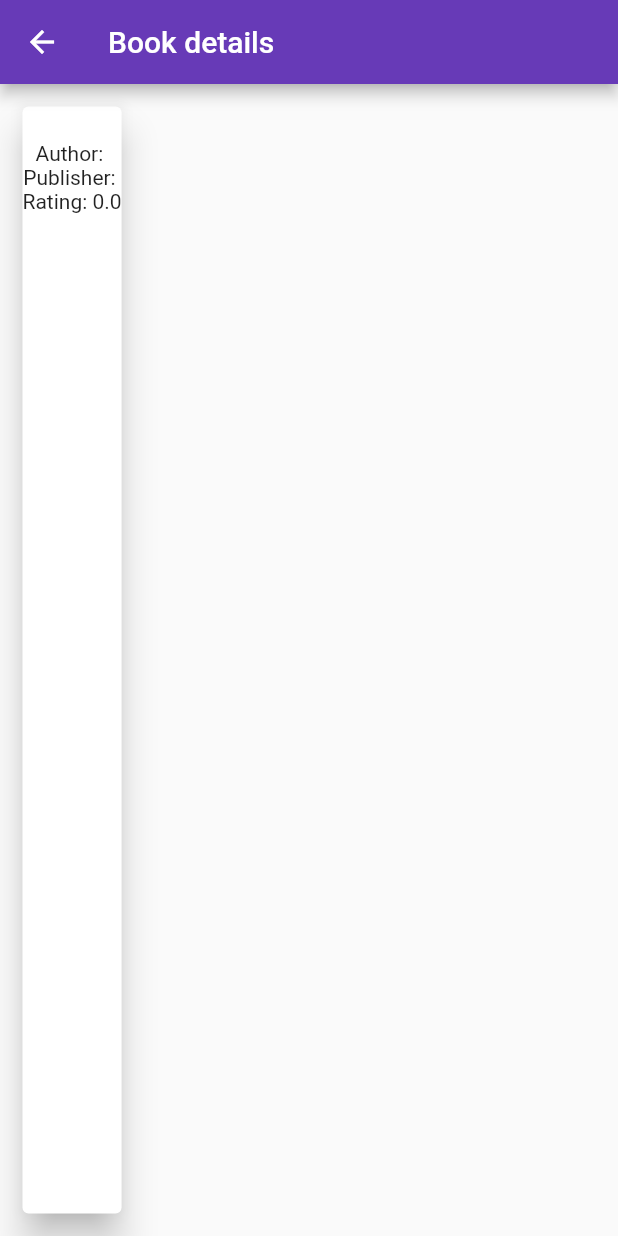
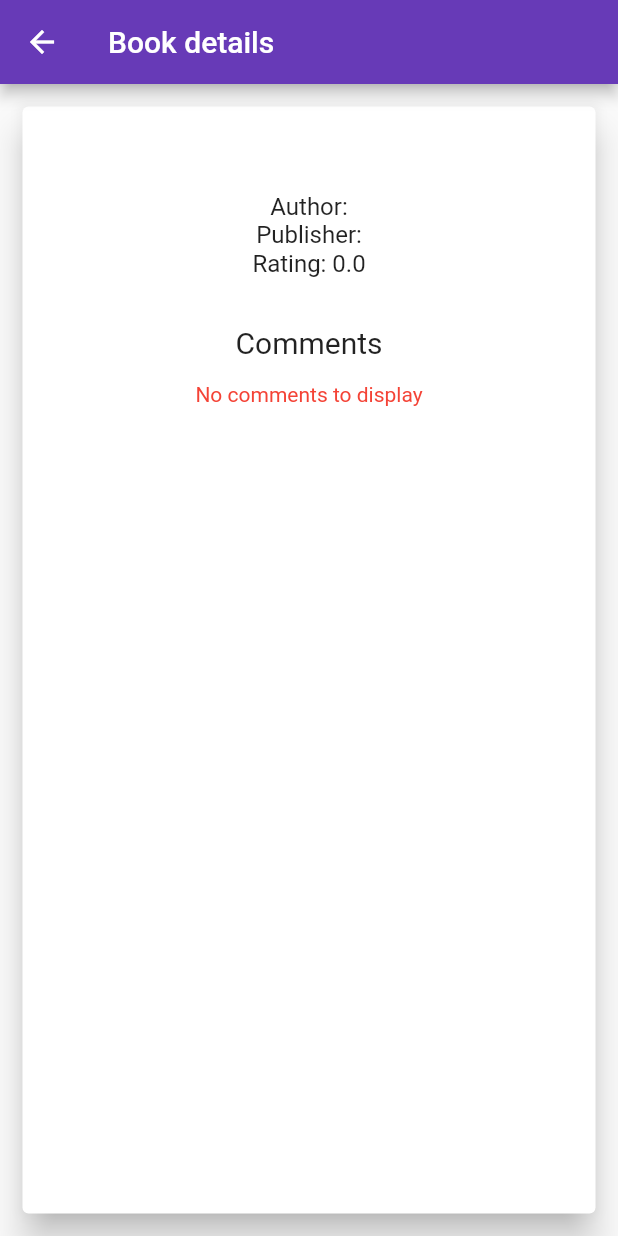
Before and after one commit to kaes1/epubmanager_flutter, a Flutter app: the BookDetailsScreen screen opened directly with empty values, on a phone screen of 412 x 824 dp. Run offline on Flutter 3.47's test engine with Material 2 defaults, Android fonts, the phone set to English and light mode, and no system bars; our stand-ins replace get_it, rxdart; missing offline and left inert: dart:ffi.

Commit message:
Modified book details screen, added buttons to add book to list and add comment.

```diff
--- a/lib/screens/BookDetailsScreen.dart
+++ b/lib/screens/BookDetailsScreen.dart
@@ -1,86 +1,232 @@
+import 'dart:developer';
+
+import 'package:epubmanager_flutter/ApiService.dart';
 import 'package:epubmanager_flutter/StateService.dart';
 import 'package:epubmanager_flutter/model/Book.dart';
+import 'package:epubmanager_flutter/model/Comment.dart';
 import 'package:epubmanager_flutter/model/Status.dart';
 import 'package:flutter/material.dart';
 import 'package:get_it/get_it.dart';
-
+import 'package:epubmanager_flutter/ApiEndpoints.dart' as ApiEndpoints;
 import '../MenuDrawer.dart';
 
-class BookDetailsScreen extends StatelessWidget {
+
+class BookDetailsScreen extends StatelessWidget{
   //todo retrieve bookListEntry for logged in user (if logged in) and display values.
   StateService stateService = GetIt.instance.get<StateService>();
+  ApiService apiService = GetIt.instance.get<ApiService>();
 
   //todo pass bookId and retrieve book from api??
-  final Book book;
 
   final _possibleRatings = [10, 9, 8, 7, 6, 5, 4, 3, 2, 1];
+  final _possibleStatuses = ['COMPLETED', 'READING', 'PLAN TO READ'];
 
+  final Book book;
   BookDetailsScreen({@required this.book});
+
+
 
   @override
   Widget build(BuildContext context) {
+
+//    StateSetter setState;
+//
+//    apiService.get(ApiEndpoints.bookList).then((response) {
+//      setState(() {
+//        bookList = BookListEntry.listFromJson(
+//            json.decode(utf8.decode(response.bodyBytes)));
+//      });
+//      log('response.body: ${json.decode(utf8.decode(response.bodyBytes))}');
+//      log('bookList length: ${bookList.length}');
+//    });
+
+
     return Scaffold(
       appBar: AppBar(title: Text('Book details')),
-      body: Card(
+      body: Center(
+        child: Card(
           elevation: 10.0,
           margin: EdgeInsets.all(15.0),
+          child: Container(
+            width: 400,
             child: Column(
               children: <Widget>[
                 Column(
                   children: <Widget>[
+                    SizedBox(
+                      height: 15.0,
+                    ),
                     Text(
                       book.title,
-                  style: TextStyle(fontSize: 20),
+                      textAlign: TextAlign.center,
+                      style: TextStyle(fontSize: 23),
                     ),
-                Text('Author: ' + book.author.name),
-                Text('Publisher: ' + book.publisher),
-                Text('Rating: ' + book.rating.toString())
+                    SizedBox(
+                      height: 15.0,
+                    ),
+                    Text('Author: ' + book.author.name, textAlign: TextAlign.center, style: TextStyle(fontSize: 16)),
+                    Text('Publisher: ' + book.publisher, textAlign: TextAlign.center, style: TextStyle(fontSize: 16)),
+                    Text('Rating: ' + book.rating.toString(), textAlign: TextAlign.center, style: TextStyle(fontSize: 16))
                   ],
                 ),
                 if (stateService.isloggedIn())
                   Column(
                     children: <Widget>[
-                  Text('Add to list'),
-                  Row(
+                      SizedBox(
+                        height: 20.0,
+                      ),
+                      Container(
+                        padding: EdgeInsets.symmetric(horizontal: 24.0),
+                        child:  Row(
+                          children: <Widget>[
+                            RaisedButton(
+                              child: new Text('ADD TO MY LIST'),
+                              onPressed: () {_addToListDialog(context);},
+                              color: Colors.deepPurple,
+                              textColor: Colors.white,
+                            ),
+                            SizedBox(
+                              width: 10.0,
+                            ),
+                            RaisedButton(
+                              child: new Text('ADD COMMENT'),
+                              onPressed: () {},
+                              color: Colors.deepPurple,
+                              textColor: Colors.white,
+                            ),
+                          ],
+                        ),
+                      ),
+                    ],
+                  ),
+                SizedBox(
+                  height: 32.0,
+                ),
+                new Text('Comments', style: TextStyle(fontSize: 20)),
+                SizedBox(
+                  height: 15.0,
+                ),
+                _buildCommentsList(),
+              ],
+            ),
+          ),
+        ),
+      ),
+    );
+  }
+
+  Widget _buildCommentsList(){
+    return new Text('No comments to display', style: TextStyle(color: Colors.red));
+  }
+
+  _addToListDialog(BuildContext context) async {
+
+    int selectedRating;
+    String selectedStatus;
+
+    return showDialog(
+        context: context,
+        builder: (BuildContext context) {
+          return AlertDialog(
+            title: Text('Add to list', textAlign: TextAlign.center,),
+            content: StatefulBuilder(
+              builder: (BuildContext context, StateSetter setState) {
+                return Column(
+                  mainAxisSize: MainAxisSize.min,
                   children: <Widget>[
                     Text('Status: '),
+                    Container(
+                      padding: EdgeInsets.symmetric(horizontal: 49.0),
+                      child: Row(
+                        children: <Widget>[
                           DropdownButton(
-                        items: Status.values.map((status) {
+                            value: selectedStatus,
+                            items: _possibleStatuses.map((status) {
                               return DropdownMenuItem(
-                              child: Text(status.toString()), value: status);
+                                  child: Text(status), value: status);
                             }).toList(),
-                        onChanged: (value) {},
+                            onChanged: (value) {
+                              setState(() => selectedStatus = value);
+                            },
                           )
                         ],
                       ),
-                  Row(
+                    ),
+                    Text('Your rating: '),
+                    Container(
+                      padding: EdgeInsets.symmetric(horizontal: 90.0),
+                      child: Row(
                         children: <Widget>[
-                      Text('Your rating: '),
                           DropdownButton(
+                            value: selectedRating,
                             items: _possibleRatings.map((rating) {
                               return DropdownMenuItem(
                                   child: Text(rating.toString()), value: rating);
                             }).toList(),
-                        onChanged: (value) {},
-                      )
-                    ],
-                  ),
-                  RaisedButton(
-                    onPressed: () {},
-                  )
-                ],
+                            onChanged: (value) {
+                              setState(() => selectedRating = value);
+                            },
                           )
                         ],
                       ),
                     ),
+                    SizedBox(
+                      height: 30.0,
+                    ),
+                    Container(
+                      padding: EdgeInsets.symmetric(horizontal: 23.0),
+                      child: Row(
+                        children: <Widget>[
+                          RaisedButton(
+                            child: new Text('ADD'),
+                            color: Colors.deepPurple,
+                            textColor: Colors.white,
+                            onPressed: () {
+
+                            },
+                          ),
+                          SizedBox(
+                            width: 10.0,
+                          ),
+                          RaisedButton(
+                            child: new Text('CANCEL'),
+                            color: Colors.deepPurple,
+                            textColor: Colors.white,
+                            onPressed: () {
+                              Navigator.of(context).pop();
+                            },
+                          ),
+                        ],
+                      ),
+                    ),
+                  ],
+                );
+              },
+            ),
           );
         }
+    );
+  }
+
 
 //  @override
 //  State<StatefulWidget> createState() {
 //    return BookDetailsScreenState();
 //  }
 
+}
+
+class ChildItem extends StatelessWidget {
+  final Comment comment;
+
+  ChildItem(this.comment);
+
+  @override
+  Widget build(BuildContext context) {
+
+    return new ListTile(title: Text(this.comment.author + ' commented on ' + this.comment.datePosted.toString(), style: TextStyle(fontSize: 15)),
+        subtitle: Text(this.comment.message, style: TextStyle(fontSize: 15)));
+  }
 }
 
 //class BookDetailsScreenState extends State<BookDetailsScreen> {
```
Lines whose indentation alone changed are shown as unchanged.
